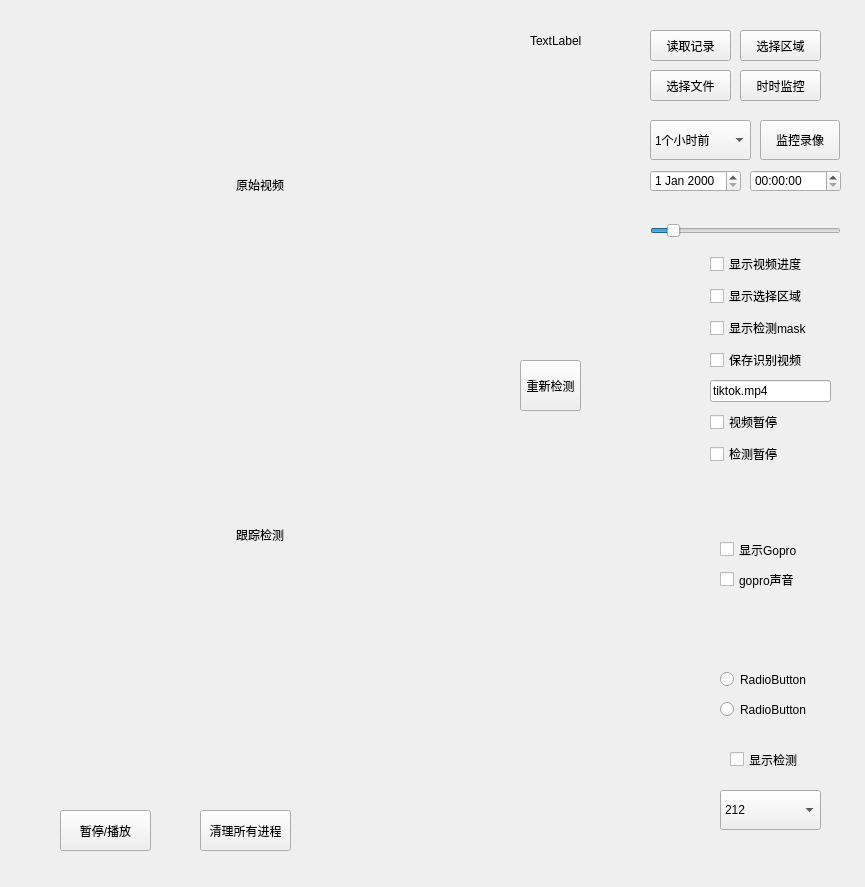
pan3dme/pythonTiktok, file Lesson_01/mainwindow.ui: the form before one commit.
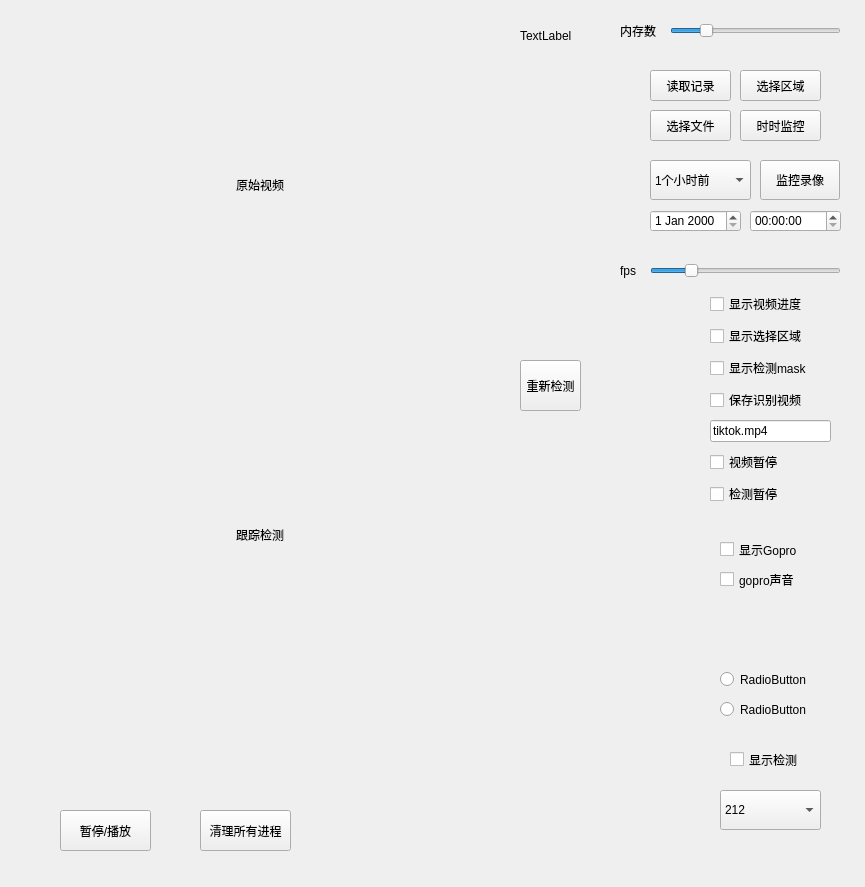
The form after the commit.

The edit to the form file:
```diff
--- a/Lesson_01/mainwindow.ui
+++ b/Lesson_01/mainwindow.ui
@@ -47,7 +47,7 @@
     <property name="geometry">
      <rect>
       <x>650</x>
-      <y>70</y>
+      <y>110</y>
       <width>81</width>
       <height>31</height>
      </rect>
@@ -115,7 +115,7 @@
     <property name="geometry">
      <rect>
       <x>650</x>
-      <y>120</y>
+      <y>160</y>
       <width>101</width>
       <height>40</height>
      </rect>
@@ -178,7 +178,7 @@
     <property name="geometry">
      <rect>
       <x>740</x>
-      <y>70</y>
+      <y>110</y>
       <width>81</width>
       <height>31</height>
      </rect>
@@ -191,7 +191,7 @@
     <property name="geometry">
      <rect>
       <x>760</x>
-      <y>120</y>
+      <y>160</y>
       <width>80</width>
       <height>40</height>
      </rect>
@@ -204,7 +204,7 @@
     <property name="geometry">
      <rect>
       <x>650</x>
-      <y>170</y>
+      <y>210</y>
       <width>91</width>
       <height>22</height>
      </rect>
@@ -214,7 +214,7 @@
     <property name="geometry">
      <rect>
       <x>750</x>
-      <y>170</y>
+      <y>210</y>
       <width>91</width>
       <height>22</height>
      </rect>
@@ -224,7 +224,7 @@
     <property name="geometry">
      <rect>
       <x>650</x>
-      <y>220</y>
+      <y>260</y>
       <width>191</width>
       <height>22</height>
      </rect>
@@ -236,7 +236,7 @@
      <number>100</number>
     </property>
     <property name="value">
-     <number>10</number>
+     <number>20</number>
     </property>
     <property name="orientation">
      <enum>Qt::Horizontal</enum>
@@ -258,10 +258,10 @@
    <widget class="QLabel" name="videoinfolabel">
     <property name="geometry">
      <rect>
-      <x>530</x>
-      <y>0</y>
-      <width>141</width>
-      <height>81</height>
+      <x>520</x>
+      <y>20</y>
+      <width>111</width>
+      <height>31</height>
      </rect>
     </property>
     <property name="text">
@@ -272,7 +272,7 @@
     <property name="geometry">
      <rect>
       <x>740</x>
-      <y>30</y>
+      <y>70</y>
       <width>81</width>
       <height>31</height>
      </rect>
@@ -285,7 +285,7 @@
     <property name="geometry">
      <rect>
       <x>650</x>
-      <y>30</y>
+      <y>70</y>
       <width>81</width>
       <height>31</height>
      </rect>
@@ -324,7 +324,7 @@
     <property name="geometry">
      <rect>
       <x>710</x>
-      <y>250</y>
+      <y>290</y>
       <width>121</width>
       <height>223</height>
      </rect>
@@ -401,6 +401,54 @@
      </property>
     </item>
    </widget>
+   <widget class="QSlider" name="waitDeepLenSlide">
+    <property name="geometry">
+     <rect>
+      <x>670</x>
+      <y>20</y>
+      <width>171</width>
+      <height>22</height>
+     </rect>
+    </property>
+    <property name="minimum">
+     <number>100</number>
+    </property>
+    <property name="maximum">
+     <number>5000</number>
+    </property>
+    <property name="value">
+     <number>1000</number>
+    </property>
+    <property name="orientation">
+     <enum>Qt::Horizontal</enum>
+    </property>
+   </widget>
+   <widget class="QLabel" name="waitdeepnumtxt">
+    <property name="geometry">
+     <rect>
+      <x>620</x>
+      <y>20</y>
+      <width>41</width>
+      <height>21</height>
+     </rect>
+    </property>
+    <property name="text">
+     <string>内存数</string>
+    </property>
+   </widget>
+   <widget class="QLabel" name="fpsnumtxt">
+    <property name="geometry">
+     <rect>
+      <x>620</x>
+      <y>260</y>
+      <width>21</width>
+      <height>21</height>
+     </rect>
+    </property>
+    <property name="text">
+     <string>fps</string>
+    </property>
+   </widget>
   </widget>
  </widget>
  <resources/>
```
